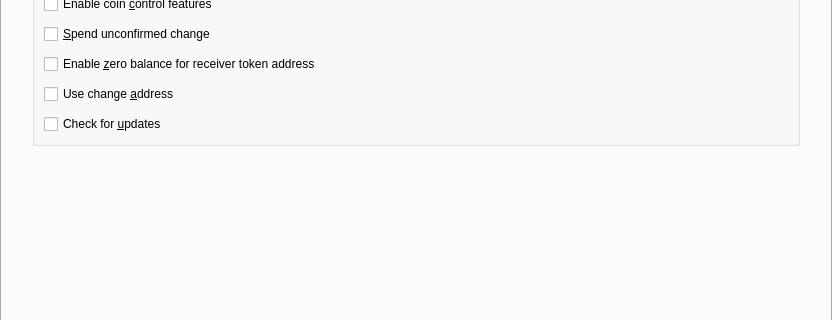
First picture: the form in src/qt/forms/optionsdialog.ui, repository qtumproject/qtum, before the edit; both pictures show x 0 to 832 and y 81 to 401 of the 832 by 541 pixel window.
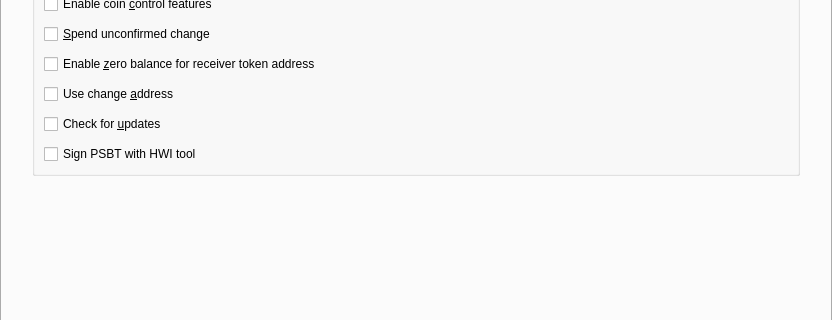
Second picture: the form after the edit. The open tabs and pages were chosen to show the change. Custom widgets are drawn as their Qt base class.

Commit message: Add sign psbt with hwi tool option

Patch:
```diff
--- a/src/qt/forms/optionsdialog.ui
+++ b/src/qt/forms/optionsdialog.ui
@@ -371,6 +371,13 @@
             </property>
            </widget>
           </item>
+          <item>
+           <widget class="QCheckBox" name="signPSBTHWITool">
+            <property name="text">
+             <string>Sign PSBT with HWI tool</string>
+            </property>
+           </widget>
+          </item>
          </layout>
         </widget>
        </item>
```
The commit also changes 5 other files.
